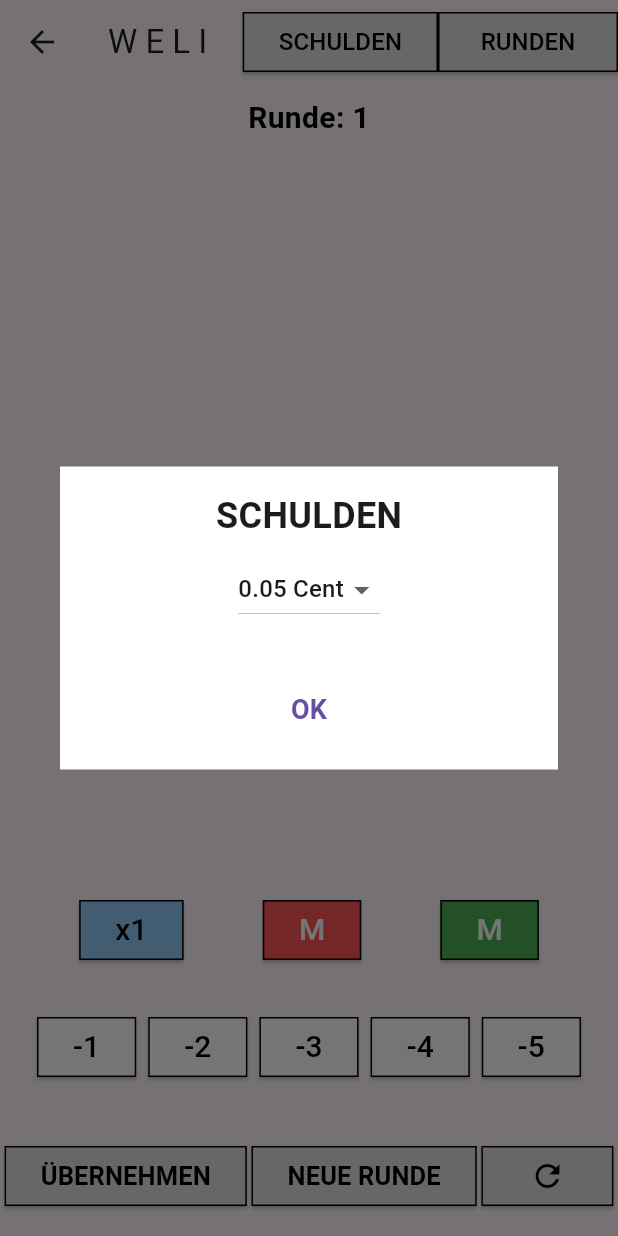
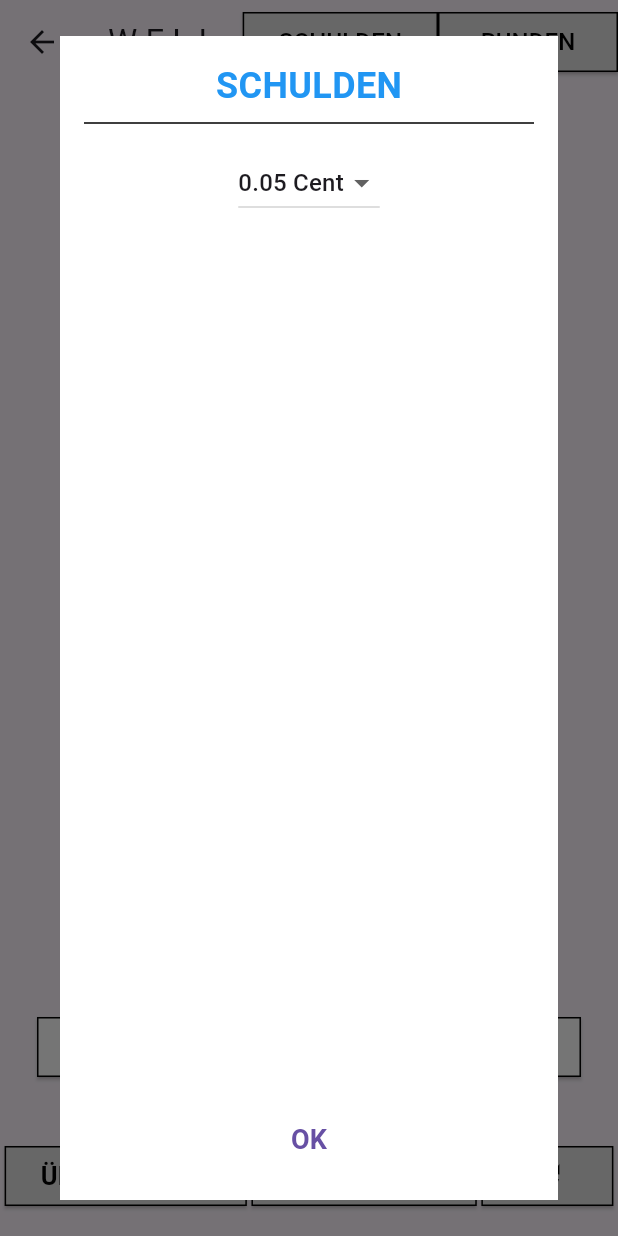
Before and after one commit to kkb92/WELIRECHNER, a Flutter app: the PlayersTablePage screen opened directly with empty values, after a tap on "SCHULDEN", on a phone screen of 412 x 824 dp. Run offline on Flutter 3.47's test engine with Material 3 defaults, Android fonts, the phone set to English and light mode, and no system bars.

Commit message:
new Update

```diff
--- a/lib/main.dart
+++ b/lib/main.dart
@@ -1225,7 +1225,6 @@ class _PlayersTablePageState extends State<PlayersTablePage> {
           builder: (BuildContext context, StateSetter setState) {
             return Dialog(
               backgroundColor: Colors.transparent, // Transparenter Hintergrund
-              child: SingleChildScrollView( // Scrollbare Ansicht hinzugefügt
               child: Container(
                 padding: EdgeInsets.all(16.0),
                 color: Colors.white, // Weißer Hintergrund für den Container
@@ -1239,8 +1238,13 @@ class _PlayersTablePageState extends State<PlayersTablePage> {
                         style: TextStyle(
                           fontWeight: FontWeight.bold,
                           fontSize: 24,
-                          ),
-                        ),
+                          color: Colors.blue, // Farbe auf Blau setzen
+                        ),
+                      ),
+                    ),
+                    Divider(
+                      thickness: 1,
+                      color: Colors.black,
                     ),
                     SizedBox(height: 8),
                     // Zentriertes Dropdown-Widget für die Auswahl des Multiplikators
@@ -1265,17 +1269,20 @@ class _PlayersTablePageState extends State<PlayersTablePage> {
                       ),
                     ),
                     SizedBox(height: 16),
-                      Column(
+                    Expanded(
+                      child: SingleChildScrollView(
+                        child: Column(
                           crossAxisAlignment: CrossAxisAlignment.start,
                           children: prizeMoneyMap.entries.map((entry) {
                             return Column(
                               crossAxisAlignment: CrossAxisAlignment.start,
                               children: [
                                 Text(
-                                '${entry.key} an',
+                                  '${entry.key}',
                                   style: TextStyle(
                                     fontWeight: FontWeight.bold,
                                     fontSize: 18,
+                                    color: Colors.blue, // Farbe auf Blau setzen
                                   ),
                                 ),
                                 Column(
@@ -1318,6 +1325,8 @@ class _PlayersTablePageState extends State<PlayersTablePage> {
                             );
                           }).toList(),
                         ),
+                      ),
+                    ),
                     SizedBox(height: 16),
                     Align(
                       alignment: Alignment.center,
@@ -1337,13 +1346,13 @@ class _PlayersTablePageState extends State<PlayersTablePage> {
                   ],
                 ),
               ),
-              ),
-            );
-          },
-        );
-      },
-    );
-  }
+            );
+          },
+        );
+      },
+    );
+  }
+
 
 
 
```
Lines whose indentation alone changed are shown as unchanged.
